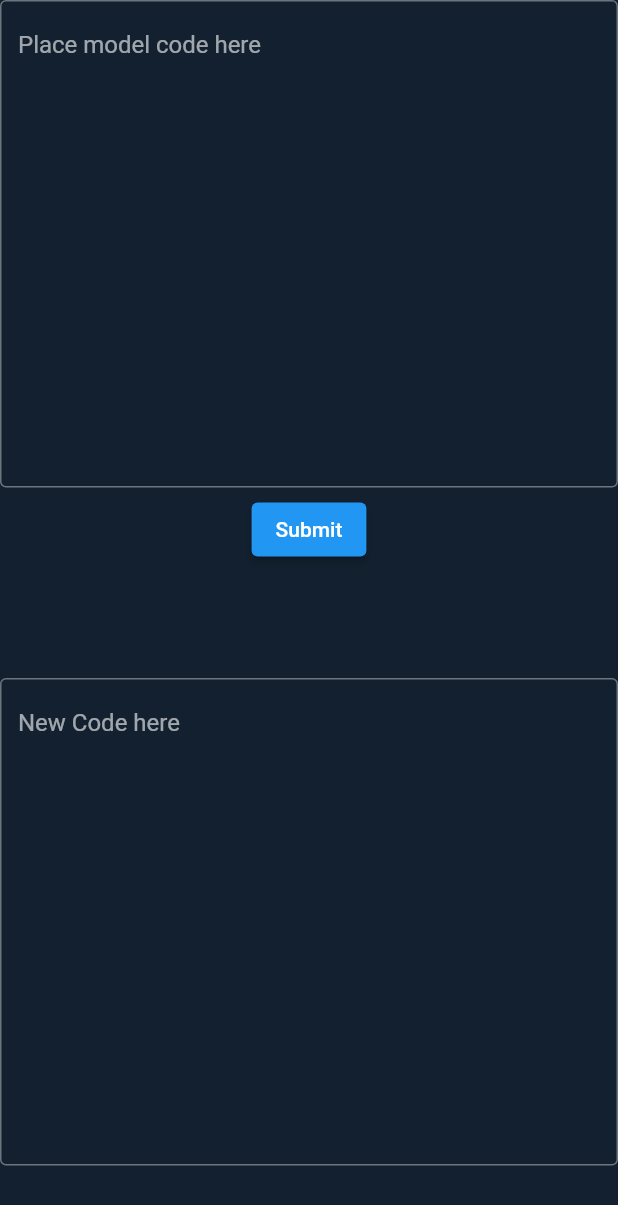
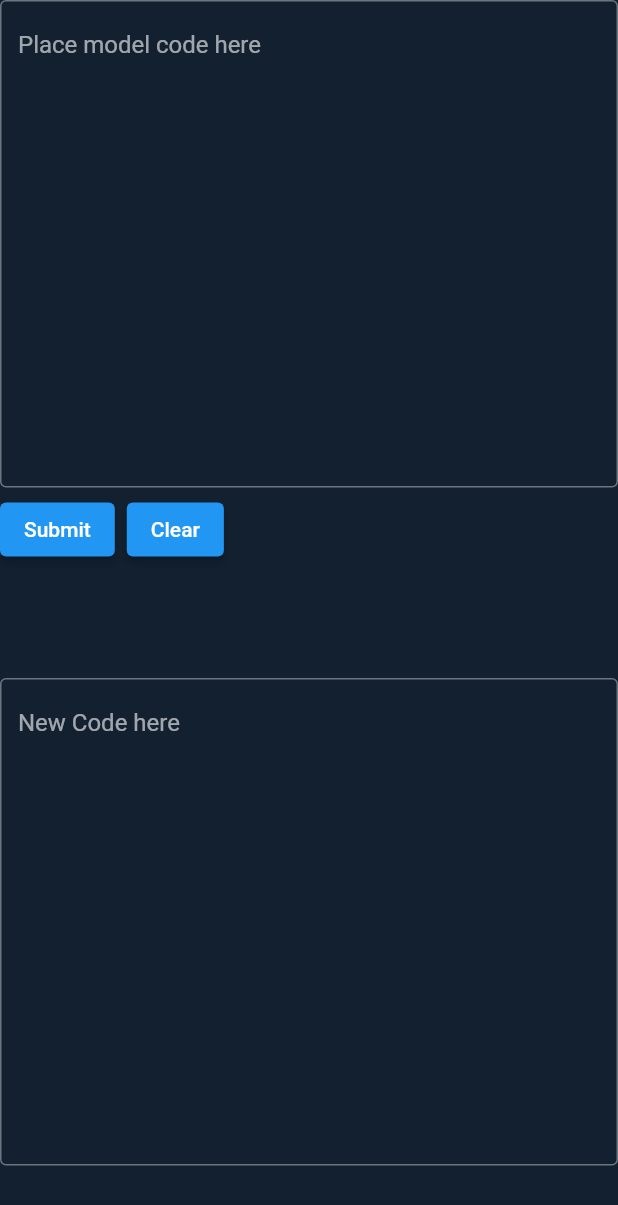
Before and after one commit to darius35150/modelConverter, a Flutter app: the screen it shows after launch, on a phone screen of 412 x 824 dp. Shown: the top 1205 px of the screen. Run offline on Flutter 3.47's test engine with Material 2 defaults, Android fonts, the phone set to English and light mode, and no system bars.

Commit message:
Added clear button and clear button functionality.

```diff
--- a/lib/convert/convert.dart
+++ b/lib/convert/convert.dart
@@ -1,6 +1,4 @@
 import 'package:flutter/material.dart';
-import 'package:vector_math/vector_math.dart';
-
 import '../constants/constants.dart';
 
 class Convert {
--- a/lib/home/home.dart
+++ b/lib/home/home.dart
@@ -20,6 +20,12 @@ class _MyNewWidget extends State<MyWidget> {
     });
   }
 
+  clearData(){
+    setState(() {
+      inputTextFormFieldController.clear();
+      outputTexTFormFieldController.clear();
+    });
+  }
   @override
   Widget build(BuildContext context) {
     return Column(children: [
@@ -33,9 +39,18 @@ class _MyNewWidget extends State<MyWidget> {
                   border: OutlineInputBorder(),
                   hintText: 'Place model code here'))),
       const SizedBox(height: 4),
-      ElevatedButton(
-        onPressed: convertData,
-        child: const Text('Submit'),
+      Row(
+        children: [
+          ElevatedButton(
+            onPressed: convertData,
+            child: const Text('Submit'),
+          ),
+          const SizedBox(width: 8,),
+          ElevatedButton(
+            onPressed: clearData,
+            child: const Text('Clear'),
+          ),
+        ],
       ),
       Container(
           margin: const EdgeInsets.fromLTRB(0, 75, 0, 0),
```
Also changed, not shown: pubspec.lock.
